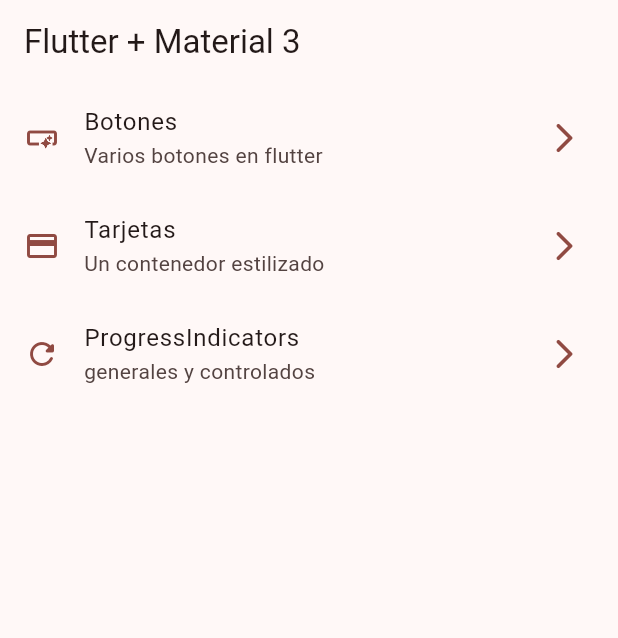
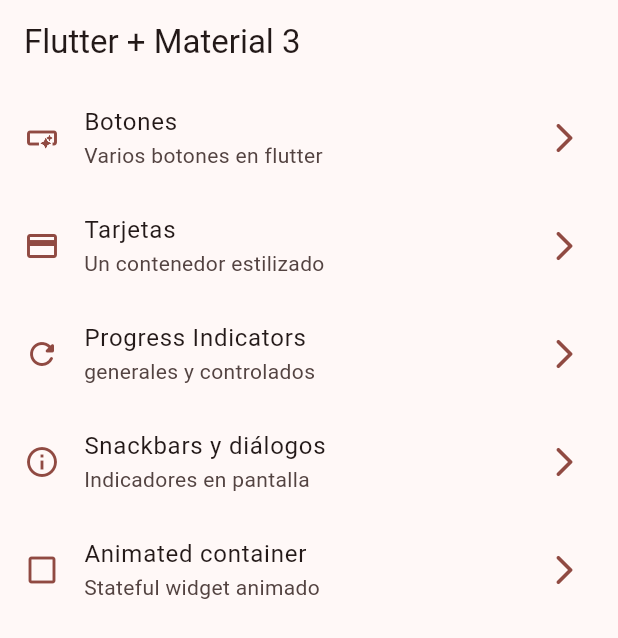
Before and after one commit to mailkaze/flutter-widgets-app, a Flutter app: the screen it shows after launch, on a phone screen of 412 x 824 dp. Shown: the top 638 px of the screen. Run offline on Flutter 3.47's test engine with Material 2 defaults, Android fonts, the light colour scheme and no system bars; our stand-ins replace go_router; missing offline and left inert: dart:ffi.

Commit message:
hasta animar laas propiedades del contenedor en el curso de widgets app

```diff
--- a/lib/config/menu/menu_items.dart
+++ b/lib/config/menu/menu_items.dart
@@ -28,9 +28,21 @@
     icon: Icons.credit_card,
   ),
   MenuItem(
-    title: 'ProgressIndicators',
+    title: 'Progress Indicators',
     subTitle: 'generales y controlados',
     link: '/progress',
     icon: Icons.refresh_rounded,
   ),
+  MenuItem(
+    title: 'Snackbars y diálogos',
+    subTitle: 'Indicadores en pantalla',
+    link: '/snackbars',
+    icon: Icons.info_outline,
+  ),
+  MenuItem(
+    title: 'Animated container',
+    subTitle: 'Stateful widget animado',
+    link: '/animated',
+    icon: Icons.check_box_outline_blank,
+  ),
 ];
--- a/lib/config/router/app_router.dart
+++ b/lib/config/router/app_router.dart
@@ -1,3 +1,4 @@
+import 'package:flutter/material.dart';
 import 'package:flutter_widgets_app/presentation/screens/screens.dart';
 import 'package:go_router/go_router.dart';
 
@@ -24,5 +25,15 @@
       name: ProgressScreen.name,
       builder: (context, state) => ProgressScreen(),
     ),
+    GoRoute(
+      path: '/snackbars',
+      name: SnackbarScreen.name,
+      builder: (context, state) => SnackbarScreen(),
+    ),
+    GoRoute(
+      path: '/animated',
+      name: AnimatedScreen.name,
+      builder: (context, state) => AnimatedScreen(),
+    ),
   ],
 );
--- a/lib/main.dart
+++ b/lib/main.dart
@@ -12,6 +12,7 @@
   @override
   Widget build(BuildContext context) {
     return MaterialApp.router(
+      title: 'Flutter Widgets',
       routerConfig: appRouter,
       debugShowCheckedModeBanner: false,
       theme: AppTheme(selectedColor: 3).getTheme(),
```
Also changed, not shown: lib/presentation/screens/animated/animated_screen.dart (+47 -2 lines), lib/presentation/screens/snackbar/snackbar_screen.dart (+58 -1 lines).
